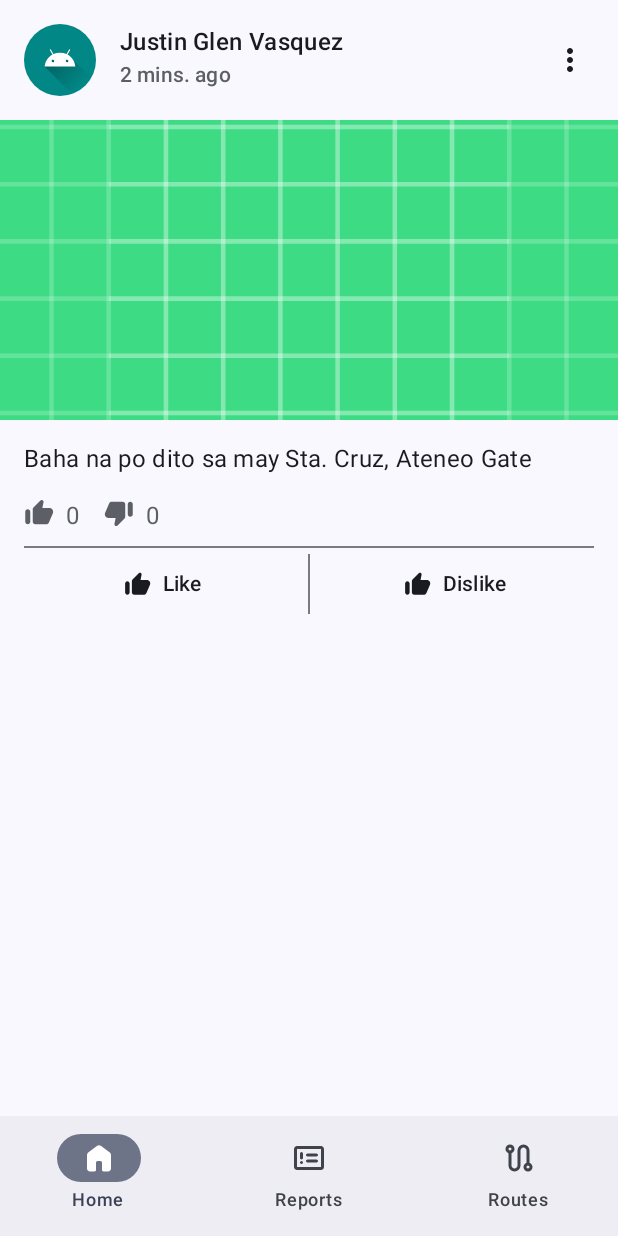
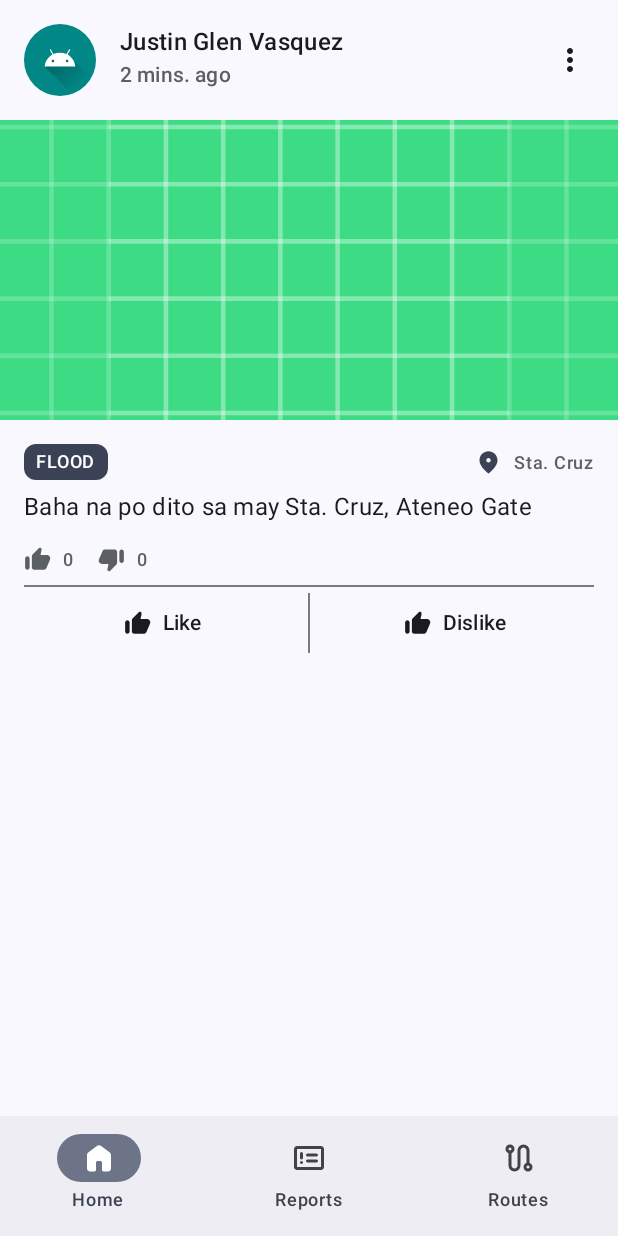
Before and after one commit to Jat2021/E-AlertMobile, an Android app built with Jetpack Compose: the screen it shows after launch (MainActivity), on a phone screen of 412 x 824 dp. Run offline under Robolectric (Android 15) with nearby library versions, the phone set to English and light mode, and no system bars.

Commit message:
Added report type label & location label on Reports post Card

```diff
--- a/app/src/main/java/com/example/e_alert/HomePage.kt
+++ b/app/src/main/java/com/example/e_alert/HomePage.kt
@@ -18,8 +18,7 @@ import androidx.compose.ui.unit.dp
 fun HomePage () {
     BottomSheet () {
         Box(
-            Modifier
-                .fillMaxWidth(),
+            Modifier.fillMaxWidth(),
             contentAlignment = Alignment.Center
         ) {
             Card(
--- a/app/src/main/java/com/example/e_alert/Report.kt
+++ b/app/src/main/java/com/example/e_alert/Report.kt
@@ -4,7 +4,6 @@ import androidx.annotation.DrawableRes
 import androidx.compose.foundation.Image
 import androidx.compose.foundation.background
 import androidx.compose.foundation.layout.Arrangement
-import androidx.compose.foundation.layout.Box
 import androidx.compose.foundation.layout.Column
 import androidx.compose.foundation.layout.IntrinsicSize
 import androidx.compose.foundation.layout.Row
@@ -18,11 +17,10 @@ import androidx.compose.foundation.layout.width
 import androidx.compose.foundation.shape.CircleShape
 import androidx.compose.material.icons.Icons
 import androidx.compose.material.icons.filled.MoreVert
-import androidx.compose.material.icons.filled.ThumbUp
+import androidx.compose.material.icons.rounded.LocationOn
 import androidx.compose.material.icons.rounded.ThumbDown
 import androidx.compose.material.icons.rounded.ThumbUp
 import androidx.compose.material3.Button
-import androidx.compose.material3.ButtonColors
 import androidx.compose.material3.ButtonDefaults
 import androidx.compose.material3.Card
 import androidx.compose.material3.CardDefaults
@@ -30,9 +28,10 @@ import androidx.compose.material3.Divider
 import androidx.compose.material3.Icon
 import androidx.compose.material3.IconButton
 import androidx.compose.material3.MaterialTheme
-import androidx.compose.material3.OutlinedButton
+import androidx.compose.material3.Surface
 import androidx.compose.material3.Text
 import androidx.compose.runtime.Composable
+import androidx.compose.ui.Alignment
 import androidx.compose.ui.Modifier
 import androidx.compose.ui.draw.clip
 import androidx.compose.ui.graphics.Color
@@ -40,10 +39,6 @@ import androidx.compose.ui.graphics.RectangleShape
 import androidx.compose.ui.layout.ContentScale
 import androidx.compose.ui.res.colorResource
 import androidx.compose.ui.res.painterResource
-import androidx.compose.ui.text.SpanStyle
-import androidx.compose.ui.text.buildAnnotatedString
-import androidx.compose.ui.text.font.FontWeight
-import androidx.compose.ui.text.withStyle
 import androidx.compose.ui.tooling.preview.Preview
 import androidx.compose.ui.unit.dp
 import androidx.compose.ui.unit.sp
@@ -52,16 +47,6 @@ data class User(
     val name : String,
     @DrawableRes val profilePhoto : Int,
 )
-
-//@Preview
-@Composable
-fun PreviewHeader () {
-    Header(user = User(
-        "Justin Glen P. Vasquez",
-        profilePhoto = R.drawable.ic_launcher_foreground),
-        timePosted = "2m ago"
-    )
-}
 
 @Preview
 @Composable
@@ -75,10 +60,10 @@ fun PreviewReport () {
         timestamp = "2m ago",
         reportDescription = "Baha na po dito sa may Sta. Cruz, Ateneo Gate",
         reportPhotos = R.drawable.ic_launcher_background,
-        reportType = "Flood"
+        reportType = "Flood",
+        reportLocation = "Sta. Cruz"
     )
 }
-
 
 @Composable
 fun Report (
@@ -86,8 +71,9 @@ fun Report (
     user: User,
     timestamp : String,
     @DrawableRes reportPhotos : Int,
+    reportType : String,
+    reportLocation : String,
     reportDescription : String = "",
-    reportType : String,
     numberOfLikes : Int = 0,
     numberOfDislikes : Int = 0,
 ) {
@@ -99,22 +85,29 @@ fun Report (
             containerColor = MaterialTheme.colorScheme.background
         )
     ) {
-        Column (Modifier.fillMaxWidth()) {
+        Column (Modifier.fillMaxWidth()
+        ) {
             Header(user = user, timePosted = timestamp)
             ReportPhotos(image = reportPhotos)
 
-            Spacer(modifier = Modifier.height(16.dp))
+            Column (Modifier.padding(
+                start = 16.dp, top = 16.dp, end = 16.dp)
+            ) {
+                Row(
+                    modifier = Modifier.fillMaxWidth(),
+                    horizontalArrangement = Arrangement.SpaceBetween,
+                    verticalAlignment = Alignment.CenterVertically
+                ) {
+                    ReportTypeLabel(reportType)
+                    ReportLocationLabel(reportLocation = reportLocation)
+                }
+
+                Spacer(modifier = Modifier.height(8.dp))
                 ReportDescription(text = reportDescription)
 
                 Spacer(modifier = Modifier.height(16.dp))
-            NumberOfLikesAndDislikes(
-                likes = numberOfLikes,
-                dislikes = numberOfDislikes
-            )
-
-            Spacer(modifier = Modifier.height(8.dp))
-            Divider(modifier = Modifier.padding(horizontal = 16.dp))
-            LikeAndDislikeButtons()
+                LikesAndDislikes(numberOfLikes, numberOfDislikes)
+            } //Column
         } //Column
     }
 }
@@ -168,8 +161,43 @@ fun ReportPhotos (@DrawableRes image : Int) {
 }
 
 @Composable
+fun ReportTypeLabel (reportType : String) {
+    Surface (
+        modifier = Modifier,
+        shape = MaterialTheme.shapes.small,
+        color = MaterialTheme.colorScheme.secondary,
+    ) {
+        Text(
+            modifier = Modifier.padding(8.dp, 4.dp),
+            style = MaterialTheme.typography.labelMedium,
+            text = reportType.uppercase(),
+        )
+    }
+}
+
+@Composable
+fun ReportLocationLabel (reportLocation : String) {
+    Row (verticalAlignment = Alignment.CenterVertically) {
+        Icon(
+            imageVector = Icons.Rounded.LocationOn,
+            modifier = Modifier.size(18.dp),
+            tint = MaterialTheme.colorScheme.secondary,
+            contentDescription = null
+        )
+
+        Spacer(modifier = Modifier.width(8.dp))
+
+        Text(
+            color = MaterialTheme.colorScheme.outline,
+            style = MaterialTheme.typography.labelMedium,
+            text = reportLocation
+        )
+    }
+}
+
+@Composable
 fun ReportDescription (text : String) {
-    Column (Modifier.padding(horizontal = 16.dp)) {
+    Column{
         Text(
             text = text,
             color = MaterialTheme.colorScheme.onBackground,
@@ -180,32 +208,34 @@ fun ReportDescription (text : String) {
 }
 
 @Composable
-fun NumberOfLikesAndDislikes (likes : Int, dislikes : Int) {
-    Row (Modifier.padding(horizontal = 16.dp)) {
-        Row {//Likes
+fun LikesAndDislikesLabel (likes : Int, dislikes : Int) {
+    Row {
+        Row (verticalAlignment = Alignment.CenterVertically) {//Likes
             Icon(
                 tint = MaterialTheme.colorScheme.outline,
-                modifier = Modifier.size(20.dp),
+                modifier = Modifier.size(18.dp),
                 imageVector = Icons.Rounded.ThumbUp,
                 contentDescription = null
             )
             Spacer(modifier = Modifier.width(8.dp))
             Text(
                 color = MaterialTheme.colorScheme.outline,
+                style = MaterialTheme.typography.labelMedium,
                 text = likes.toString()
             )
         }
         Spacer(modifier = Modifier.width(16.dp))
-        Row {//Dislikes
+        Row (verticalAlignment = Alignment.CenterVertically){//Dislikes
             Icon(
                 tint = MaterialTheme.colorScheme.outline,
-                modifier = Modifier.size(20.dp),
+                modifier = Modifier.size(18.dp),
                 imageVector = Icons.Rounded.ThumbDown,
                 contentDescription = null
             )
             Spacer(modifier = Modifier.width(8.dp))
             Text(
                 color = MaterialTheme.colorScheme.outline,
+                style = MaterialTheme.typography.labelMedium,
                 text = dislikes.toString()
             )
         }
@@ -213,12 +243,20 @@ fun NumberOfLikesAndDislikes (likes : Int, dislikes : Int) {
 }
 
 @Composable
-fun LikeAndDislikeButtons () {
+fun LikesAndDislikes (numberOfLikes : Int, numberOfDislikes : Int) {
+    Column {
+        LikesAndDislikesLabel(
+            likes = numberOfLikes,
+            dislikes = numberOfDislikes
+        )
+
+        Spacer(modifier = Modifier.height(8.dp))
+        Divider(modifier = Modifier)
+
         Row (
             Modifier
                 .fillMaxWidth()
                 .height(IntrinsicSize.Min)
-            .padding(horizontal = 16.dp)
         ) {
             Button(
                 modifier = Modifier.weight(1f),
@@ -268,3 +306,4 @@ fun LikeAndDislikeButtons () {
             }
         }
     }
+}
--- a/app/src/main/java/com/example/e_alert/ReportsPage.kt
+++ b/app/src/main/java/com/example/e_alert/ReportsPage.kt
@@ -18,7 +18,7 @@ fun ReportsPage (modifier: Modifier = Modifier) {
     Surface (
         color = MaterialTheme.colorScheme.background,
         modifier = Modifier
-        .fillMaxSize()) {
+    ) {
         Report(
             modifier = modifier,
             user = User(
@@ -28,7 +28,8 @@ fun ReportsPage (modifier: Modifier = Modifier) {
             timestamp = "2 mins. ago",
             reportDescription = "Baha na po dito sa may Sta. Cruz, Ateneo Gate",
             reportPhotos = R.drawable.ic_launcher_background,
-            reportType = "Flood"
+            reportType = "Flood",
+            reportLocation = "Sta. Cruz"
         )
     }
 }
```
Lines whose indentation alone changed are shown as unchanged.
